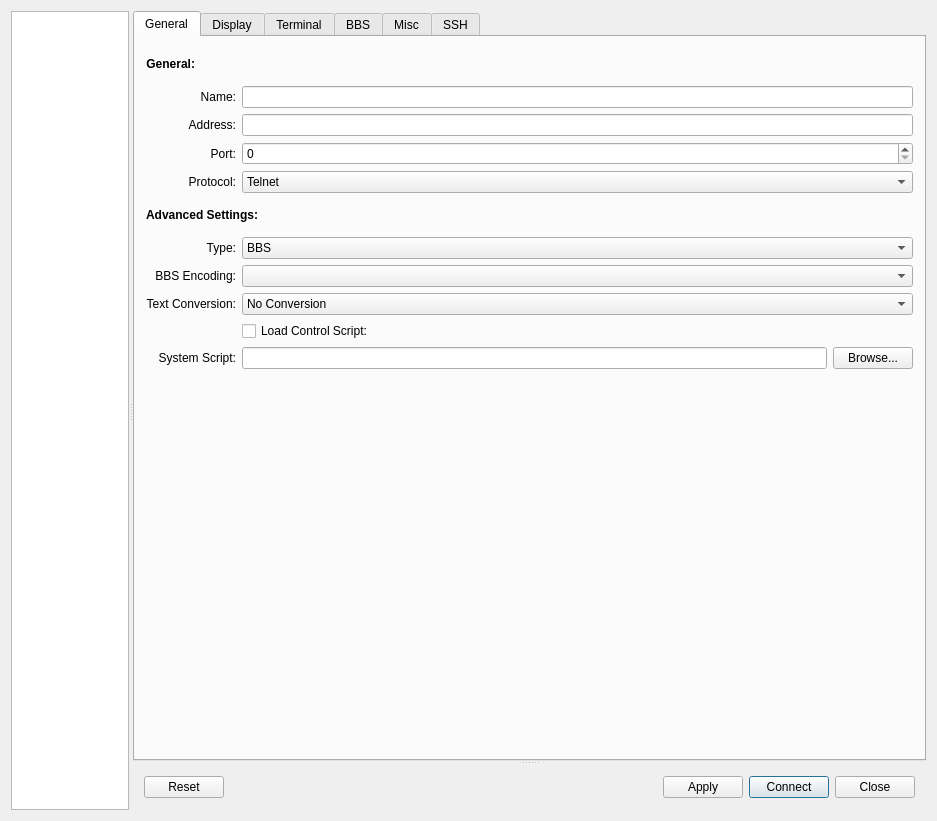
This is src/ui/addrdialog.ui in qterm/qterm as Qt 5 draws it before an edit. The edited form follows.
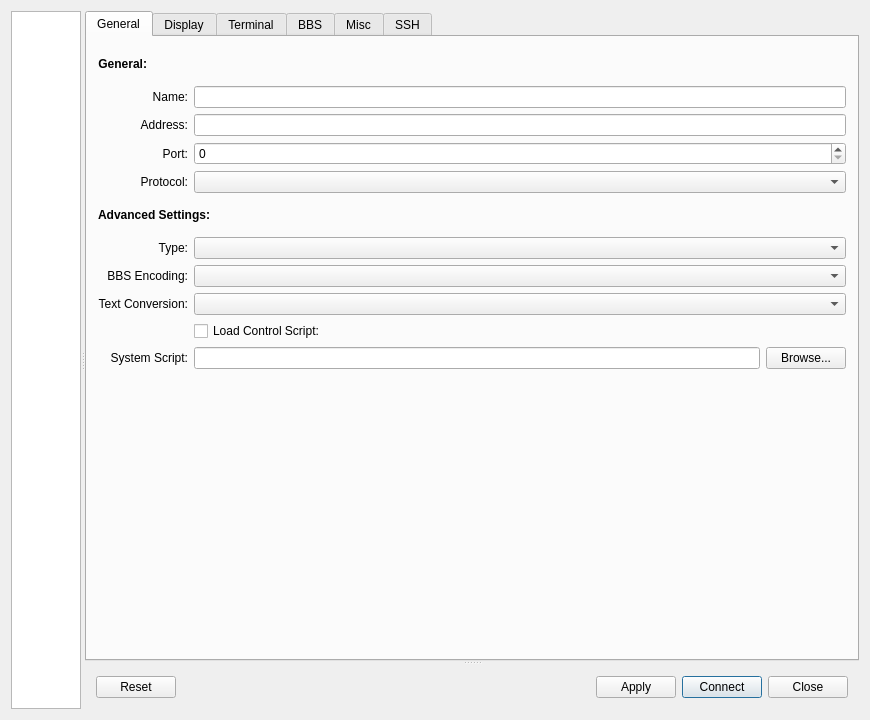
This is the edited form. The open tabs and pages were chosen to show the change.

Commit message:
Adjust the layout to fit smaller screen
I have to remove all the items in the combobox from the ui file,
otherwise the layout refuse to shrink, and always grow to certain size
(depending on the system font size I guess). Also the size policy cannot
be "Preferred" otherwise it will expand itself as well. Now the default
size is 820x710, hopefully it is good enough for most of the screens.

Patch:
```diff
--- a/src/ui/addrdialog.ui
+++ b/src/ui/addrdialog.ui
@@ -6,24 +6,36 @@
    <rect>
     <x>0</x>
     <y>0</y>
-    <width>937</width>
-    <height>821</height>
+    <width>870</width>
+    <height>720</height>
    </rect>
   </property>
   <property name="sizePolicy">
-   <sizepolicy hsizetype="Preferred" vsizetype="Preferred">
+   <sizepolicy hsizetype="MinimumExpanding" vsizetype="MinimumExpanding">
     <horstretch>0</horstretch>
     <verstretch>0</verstretch>
    </sizepolicy>
   </property>
+  <property name="minimumSize">
+   <size>
+    <width>870</width>
+    <height>720</height>
+   </size>
+  </property>
+  <property name="maximumSize">
+   <size>
+    <width>16777215</width>
+    <height>16777215</height>
+   </size>
+  </property>
   <property name="windowTitle">
    <string>AddressBook</string>
   </property>
   <property name="sizeGripEnabled">
    <bool>false</bool>
   </property>
-  <layout class="QHBoxLayout" name="horizontalLayout_2">
-   <item>
+  <layout class="QGridLayout" name="gridLayout_8">
+   <item row="0" column="0">
     <widget class="QSplitter" name="splitter_2">
      <property name="orientation">
       <enum>Qt::Horizontal</enum>
@@ -165,18 +177,7 @@
             </widget>
            </item>
            <item row="4" column="1" colspan="2">
-            <widget class="QComboBox" name="protocolComboBox">
-             <item>
-              <property name="text">
-               <string>Telnet</string>
-              </property>
-             </item>
-             <item>
-              <property name="text">
-               <string>SSH</string>
-              </property>
-             </item>
-            </widget>
+            <widget class="QComboBox" name="protocolComboBox"/>
            </item>
            <item row="5" column="0" colspan="3">
             <layout class="QHBoxLayout" name="horizontalLayout_7">
@@ -225,18 +226,7 @@
             </widget>
            </item>
            <item row="6" column="1" colspan="2">
-            <widget class="QComboBox" name="hostTypeComboBox">
-             <item>
-              <property name="text">
-               <string>BBS</string>
-              </property>
-             </item>
-             <item>
-              <property name="text">
-               <string>*NIX</string>
-              </property>
-             </item>
-            </widget>
+            <widget class="QComboBox" name="hostTypeComboBox"/>
            </item>
            <item row="7" column="0">
             <widget class="QLabel" name="TextLabel6">
@@ -268,23 +258,7 @@
             </widget>
            </item>
            <item row="8" column="1" colspan="2">
-            <widget class="QComboBox" name="displaycodeComboBox">
-             <item>
-              <property name="text">
-               <string>No Conversion</string>
-              </property>
-             </item>
-             <item>
-              <property name="text">
-               <string>Simplified Chinese to Traditional Chinese</string>
-              </property>
-             </item>
-             <item>
-              <property name="text">
-               <string>Traditional Chinese to Simplified Chinese</string>
-              </property>
-             </item>
-            </widget>
+            <widget class="QComboBox" name="displaycodeComboBox"/>
            </item>
            <item row="9" column="1" colspan="2">
             <widget class="QCheckBox" name="scriptCheckBox">
```
Left out of the diff: 66 changed lines with no effect on the pictures. The commit also changes 2 other files.
